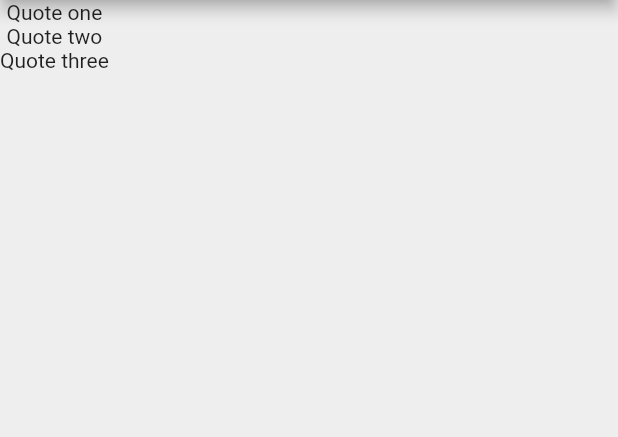
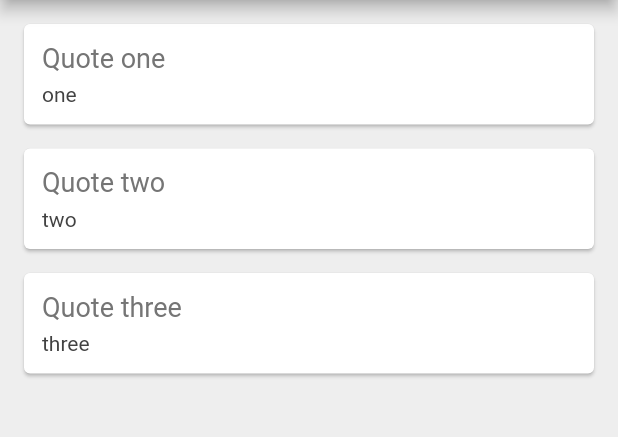
Before and after one commit to gauravsbagul/flutter-handle-list, a Flutter app: the screen it shows after launch, on a phone screen of 412 x 824 dp, the part 84-521 px from its top. Run offline on Flutter 3.47's test engine with Material 2 defaults, Android fonts, the phone set to English and light mode, and no system bars.

Commit message:
Added card

```diff
--- /dev/null
+++ b/lib/Quote_card.dart
@@ -0,0 +1,38 @@
+ import 'package:flutter/material.dart';
+import 'quote.dart';
+
+class QuoteCard extends StatelessWidget {
+
+  final Quote quote;
+  QuoteCard({this.quote});
+
+  @override
+  Widget build(BuildContext context) {
+    return Card(
+      margin: EdgeInsets.fromLTRB(16, 16, 16, 0),
+      child: Padding(
+        padding: const EdgeInsets.all(12.0),
+        child: Column(
+          crossAxisAlignment: CrossAxisAlignment.stretch,
+          children: <Widget>[
+            Text(
+              quote.text,
+              style: TextStyle(
+                  fontSize: 18.0,
+                  color: Colors.grey[600]
+              ),
+            ),
+            SizedBox(height: 6.0),
+            Text(
+              quote.author,
+              style: TextStyle(
+                  fontSize: 14.0,
+                  color: Colors.grey[800]
+              ),
+            )
+          ],
+        ),
+      ),
+    );
+  }
+}
--- a/lib/main.dart
+++ b/lib/main.dart
@@ -1,4 +1,7 @@
+import 'package:flutter/cupertino.dart';
 import 'package:flutter/material.dart';
+import 'quote.dart';
+import 'Quote_card.dart';
 
 void main() => runApp(MaterialApp(home: QuoteList()));
 
@@ -8,11 +11,16 @@ class QuoteList extends StatefulWidget {
 }
 
 class _QuoteListState extends State<QuoteList> {
-
-  List<String> quotes = [
-    'Quote one', 'Quote two', 'Quote three'
+  List<Quote> quotes = [
+    Quote(author: 'one', text: 'Quote one'),
+    Quote(author: 'two', text: 'Quote two'),
+    Quote(author: 'three', text: 'Quote three'),
   ];
 
+
+
+
+  List<String> authors = [''];
   @override
   Widget build(BuildContext context) {
     return Scaffold(
@@ -23,8 +31,7 @@ class _QuoteListState extends State<QuoteList> {
           backgroundColor: Colors.redAccent,
         ),
         body: Column(
-        children: quotes.map((quote) => Text(quote)).toList(),
-      )
-    );
+          children: quotes.map((quote) => QuoteCard(quote: quote)).toList(),
+        ));
   }
 }
--- /dev/null
+++ b/lib/quote.dart
@@ -0,0 +1,7 @@
+class Quote {
+
+  String text;
+  String author;
+
+  Quote({this.text, this.author});
+}
```
Lines whose indentation alone changed are shown as unchanged.
